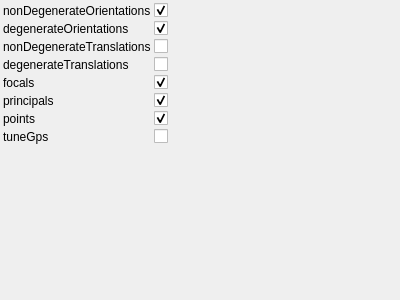
Before: the Qt Designer form utils/corestructs/coreWidgets/reconstructionFunctorOptimizationParamsControlWidget.ui in NickPenkrat/corecvs, drawn with Qt 5.
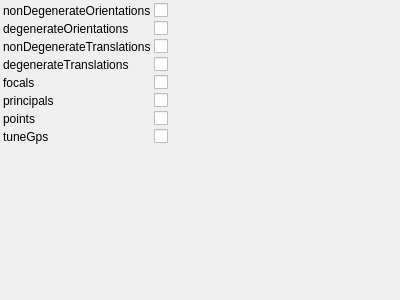
After: the same form once the commit is applied.

```diff
--- a/utils/corestructs/coreWidgets/reconstructionFunctorOptimizationParamsControlWidget.ui
+++ b/utils/corestructs/coreWidgets/reconstructionFunctorOptimizationParamsControlWidget.ui
@@ -33,7 +33,7 @@
          <string>Orientations of all cameras except first</string>
        </property>
        <property name="checked">
-           <bool>true</bool>
+           <bool>1</bool>
        </property>
      </widget>
     </item>
@@ -50,7 +50,7 @@
          <string>Orientation of first camera</string>
        </property>
        <property name="checked">
-           <bool>true</bool>
+           <bool>1</bool>
        </property>
      </widget>
     </item>
@@ -95,7 +95,7 @@
          <string>Camera focals in multicamera</string>
        </property>
        <property name="checked">
-           <bool>true</bool>
+           <bool>1</bool>
        </property>
      </widget>
     </item>
@@ -112,7 +112,7 @@
          <string>Camera principals in multicamera</string>
        </property>
        <property name="checked">
-           <bool>true</bool>
+           <bool>1</bool>
        </property>
      </widget>
     </item>
@@ -129,7 +129,7 @@
          <string>3D points</string>
        </property>
        <property name="checked">
-           <bool>true</bool>
+           <bool>1</bool>
        </property>
      </widget>
     </item>
```
Left out of the diff: 11 changed lines with no effect on the pictures. Lines whose indentation alone changed are shown as unchanged.
